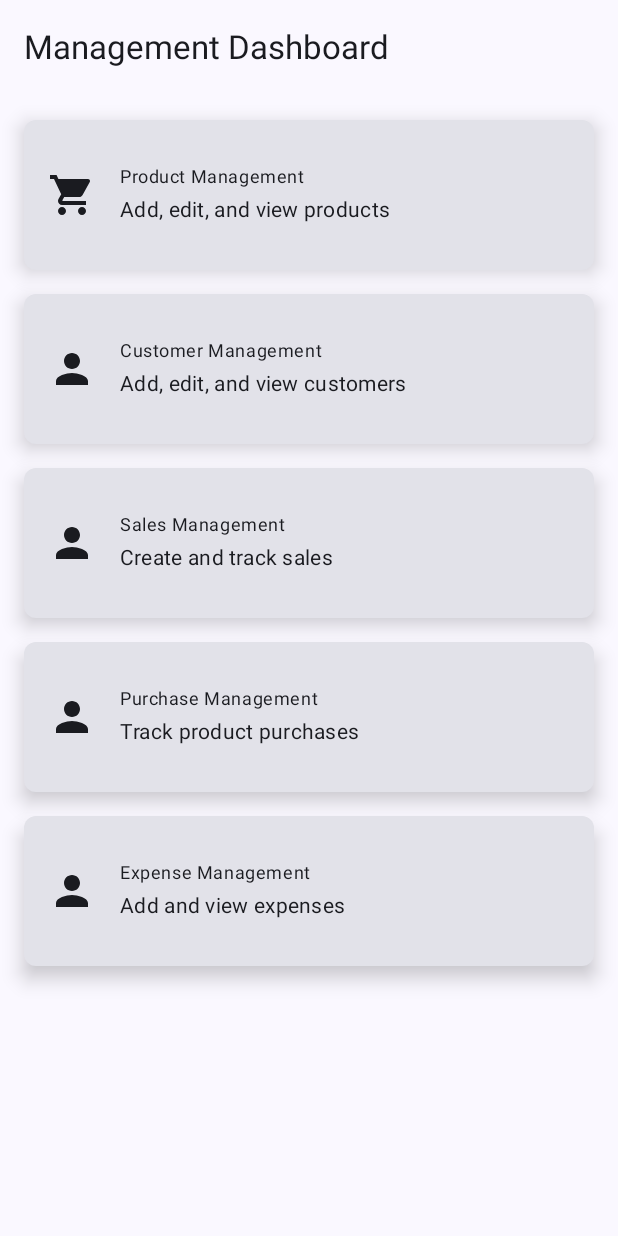
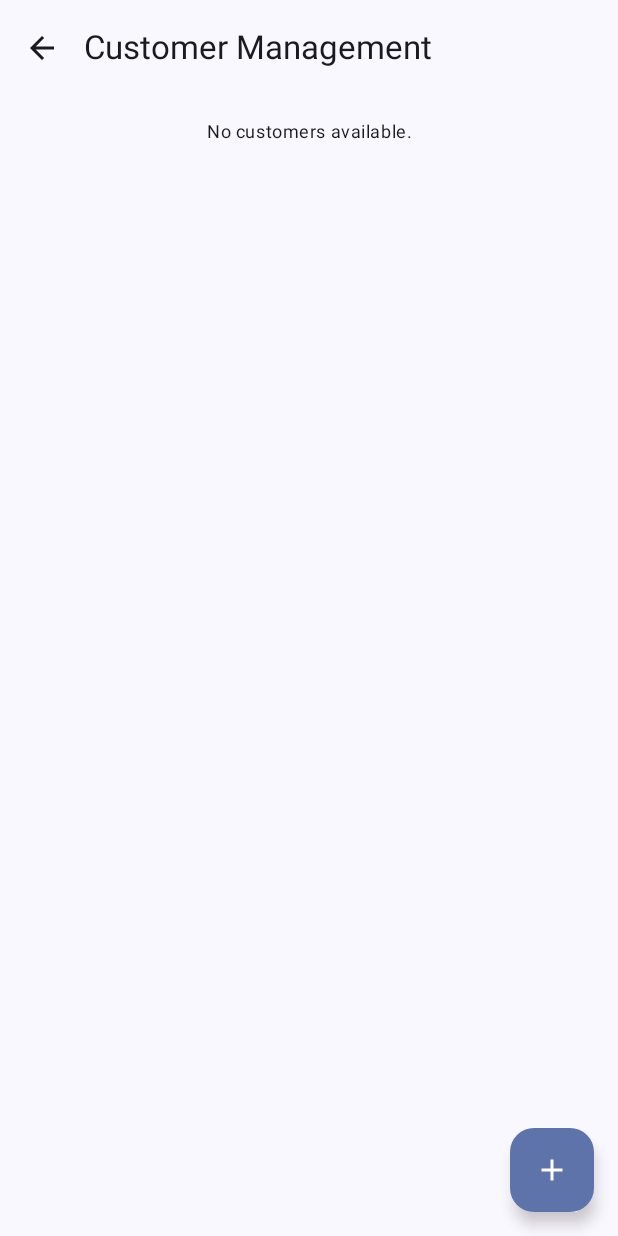
Before and after one commit to ajaykk50/ERP, an Android app built with Jetpack Compose: the screen it shows after launch (MainActivity), after a tap on "Customer Management", on a phone screen of 412 x 824 dp. Run offline under Robolectric (Android 15) with nearby library versions, the phone set to English and light mode, and no system bars; our stand-ins replace Dagger/Hilt's generated code, Firebase (no records; nobody signed in at launch, a user with empty details on screens opened directly).

Commit message:
customer management added

```diff
--- a/app/src/main/java/com/erp/salespruchase/Product.kt
+++ b/app/src/main/java/com/erp/salespruchase/Product.kt
@@ -10,10 +10,12 @@ data class Product(
 )
 
 data class Customer(
+    val id: String = "",
     val name: String = "",
     val phone: String = "",
     val address: String = ""
 )
+
 
 data class Sale(
     val customerId: String = "",
--- /dev/null
+++ b/app/src/main/java/com/erp/salespruchase/repository/CustomerRepository.kt
@@ -0,0 +1,42 @@
+package com.erp.salespruchase.repository
+
+import com.erp.salespruchase.Customer
+import com.google.firebase.database.DataSnapshot
+import com.google.firebase.database.DatabaseError
+import com.google.firebase.database.FirebaseDatabase
+import com.google.firebase.database.ValueEventListener
+import kotlinx.coroutines.channels.awaitClose
+import kotlinx.coroutines.flow.Flow
+import kotlinx.coroutines.flow.callbackFlow
+import javax.inject.Inject
+
+class CustomerRepository @Inject constructor(
+    private val firebaseDatabase: FirebaseDatabase
+) {
+    private val customerRef = firebaseDatabase.getReference("customers")
+
+    fun getCustomers(): Flow<List<Customer>> = callbackFlow {
+        val listener = object : ValueEventListener {
+            override fun onDataChange(snapshot: DataSnapshot) {
+                val customers = snapshot.children.mapNotNull { it.getValue(Customer::class.java) }
+                trySend(customers).isSuccess
+            }
+
+            override fun onCancelled(error: DatabaseError) {}
+        }
+        customerRef.addValueEventListener(listener)
+        awaitClose { customerRef.removeEventListener(listener) }
+    }
+
+    fun addCustomer(customer: Customer) {
+        customerRef.child(customer.id).setValue(customer)
+    }
+
+    fun updateCustomer(customer: Customer) {
+        customerRef.child(customer.id).setValue(customer)
+    }
+
+    fun deleteCustomer(customerId: String) {
+        customerRef.child(customerId).removeValue()
+    }
+}
--- a/app/src/main/java/com/erp/salespruchase/ui/AppNavigation.kt
+++ b/app/src/main/java/com/erp/salespruchase/ui/AppNavigation.kt
@@ -19,5 +19,6 @@ fun AppNavigation() {
             )
         }
         composable("product_management") { ProductManagementScreen() }
+        composable("customer_management") { CustomerManagementScreen() }
     }
 }
--- /dev/null
+++ b/app/src/main/java/com/erp/salespruchase/ui/CustomerManagementScreen.kt
@@ -0,0 +1,96 @@
+package com.erp.salespruchase.ui
+
+import androidx.compose.foundation.layout.Arrangement
+import androidx.compose.foundation.layout.Column
+import androidx.compose.foundation.layout.PaddingValues
+import androidx.compose.foundation.layout.fillMaxSize
+import androidx.compose.foundation.layout.fillMaxWidth
+import androidx.compose.foundation.layout.padding
+import androidx.compose.foundation.lazy.LazyColumn
+import androidx.compose.foundation.lazy.items
+import androidx.compose.material.icons.Icons
+import androidx.compose.material.icons.filled.Add
+import androidx.compose.material.icons.filled.ArrowBack
+import androidx.compose.material3.ExperimentalMaterial3Api
+import androidx.compose.material3.FloatingActionButton
+import androidx.compose.material3.Icon
+import androidx.compose.material3.IconButton
+import androidx.compose.material3.MaterialTheme
+import androidx.compose.material3.Scaffold
+import androidx.compose.material3.Text
+import androidx.compose.material3.TopAppBar
+import androidx.compose.runtime.Composable
+import androidx.compose.runtime.collectAsState
+import androidx.compose.runtime.getValue
+import androidx.compose.ui.Modifier
+import androidx.compose.ui.platform.LocalContext
+import androidx.compose.ui.text.style.TextAlign
+import androidx.compose.ui.unit.dp
+import androidx.hilt.navigation.compose.hiltViewModel
+import com.erp.salespruchase.viewmodel.CustomerViewModel
+
+@OptIn(ExperimentalMaterial3Api::class)
+@Composable
+fun CustomerManagementScreen(
+    viewModel: CustomerViewModel = hiltViewModel()
+) {
+    val customers by viewModel.customers.collectAsState(emptyList())
+    val context = LocalContext.current
+
+    Scaffold(
+        topBar = {
+            TopAppBar(
+                title = { Text("Customer Management") },
+                navigationIcon = {
+                    IconButton(onClick = { /* Handle back navigation */ }) {
+                        Icon(imageVector = Icons.Default.ArrowBack, contentDescription = "Back")
+                    }
+                }
+            )
+        },
+        floatingActionButton = {
+            FloatingActionButton(onClick = { viewModel.openCustomerDialog() }) {
+                Icon(imageVector = Icons.Default.Add, contentDescription = "Add Customer")
+            }
+        }
+    ) { paddingValues ->
+        Column(
+            modifier = Modifier
+                .fillMaxSize()
+                .padding(paddingValues)
+        ) {
+            if (customers.isEmpty()) {
+                Text(
+                    text = "No customers available.",
+                    style = MaterialTheme.typography.bodySmall,
+                    modifier = Modifier
+                        .fillMaxWidth()
+                        .padding(16.dp),
+                    textAlign = TextAlign.Center
+                )
+            } else {
+                LazyColumn(
+                    modifier = Modifier.fillMaxSize(),
+                    contentPadding = PaddingValues(16.dp),
+                    verticalArrangement = Arrangement.spacedBy(8.dp)
+                ) {
+                    items(customers) { customer ->
+                        CustomerItem(
+                            customer = customer,
+                            onEditClick = { viewModel.openCustomerDialog(customer) },
+                            onDeleteClick = { viewModel.deleteCustomer(customer.id) }
+                        )
+                    }
+                }
+            }
+        }
+
+        if (viewModel.isDialogOpen) {
+            CustomerDialog(
+                initialCustomer = viewModel.selectedCustomer,
+                onDismiss = { viewModel.closeCustomerDialog() },
+                onSave = { customer -> viewModel.saveCustomer(customer) }
+            )
+        }
+    }
+}
--- /dev/null
+++ b/app/src/main/java/com/erp/salespruchase/viewmodel/CustomerViewModel.kt
@@ -0,0 +1,46 @@
+package com.erp.salespruchase.viewmodel
+
+import androidx.compose.runtime.getValue
+import androidx.compose.runtime.mutableStateOf
+import androidx.compose.runtime.setValue
+import androidx.lifecycle.ViewModel
+import com.erp.salespruchase.Customer
+import com.erp.salespruchase.repository.CustomerRepository
+import dagger.hilt.android.lifecycle.HiltViewModel
+import javax.inject.Inject
+
+@HiltViewModel
+class CustomerViewModel @Inject constructor(
+    private val repository: CustomerRepository
+) : ViewModel() {
+
+    val customers = repository.getCustomers()
+
+    var isDialogOpen by mutableStateOf(false)
+        private set
+
+    var selectedCustomer by mutableStateOf<Customer?>(null)
+        private set
+
+    fun openCustomerDialog(customer: Customer? = null) {
+        selectedCustomer = customer
+        isDialogOpen = true
+    }
+
+    fun closeCustomerDialog() {
+        selectedCustomer = null
+        isDialogOpen = false
+    }
+
+    fun saveCustomer(customer: Customer) {
+        if (selectedCustomer == null) {
+            repository.addCustomer(customer)
+        } else {
+            repository.updateCustomer(customer)
+        }
+    }
+
+    fun deleteCustomer(customerId: String) {
+        repository.deleteCustomer(customerId)
+    }
+}
```
Also changed, not shown: app/src/main/java/com/erp/salespruchase/ui/CustomerDialog.kt (added, +56 -0 lines), app/src/main/java/com/erp/salespruchase/ui/CustomerItem.kt (added, +55 -0 lines).
